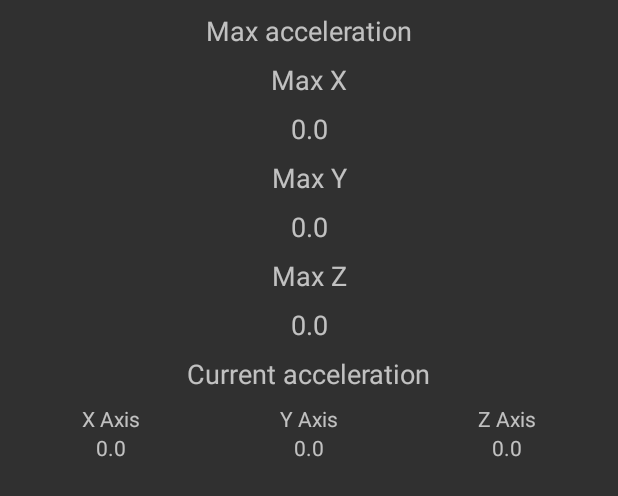
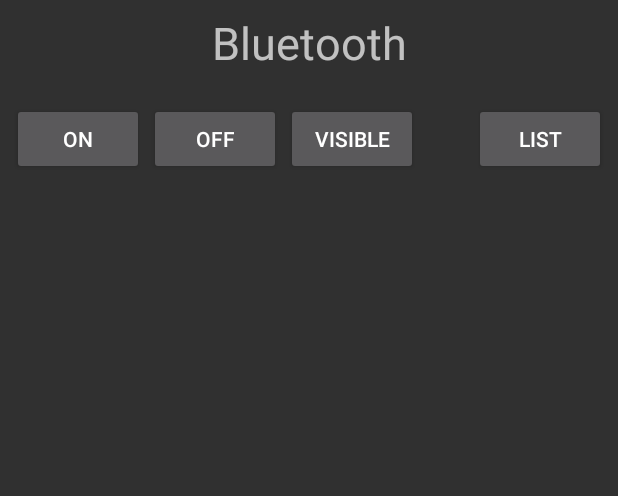
Before and after one commit to jjhernandez-usj/MasterTSA, an Android app: the layout activity_main.xml on its own in the app's theme, with its tools: preview values and no code run, on a phone screen of 412 x 824 dp. Shown: the top 496 px of the screen. Run offline under Robolectric (Android 15) with nearby library versions, the phone set to English and light mode, and no system bars.

Commit message:
404 finished

```diff
--- a/app/src/main/AndroidManifest.xml
+++ b/app/src/main/AndroidManifest.xml
@@ -1,5 +1,10 @@
 <?xml version="1.0" encoding="utf-8"?>
 <manifest xmlns:android="http://schemas.android.com/apk/res/android">
+
+    <uses-permission android:name="android.permission.BLUETOOTH" />
+    <uses-permission android:name="android.permission.BLUETOOTH_CONNECT" />
+    <uses-permission
+        android:name="android.permission.BLUETOOTH_ADMIN" />
 
     <application
         android:allowBackup="true"
--- a/app/src/main/res/layout/activity_main.xml
+++ b/app/src/main/res/layout/activity_main.xml
@@ -6,176 +6,68 @@
     android:layout_width="match_parent"
     android:layout_height="match_parent"
     tools:context=".MainActivity">
+    <Button
+        android:id="@+id/btnOff"
+        android:layout_width="wrap_content"
+        android:layout_height="wrap_content"
+        android:layout_marginStart="3dp"
+        android:layout_marginTop="20dp"
+        android:text="@string/off"
+        app:layout_constraintStart_toEndOf="@+id/btnOn"
+        app:layout_constraintTop_toBottomOf="@+id/tvTitle"/>
+
+    <Button
+        android:id="@+id/btnOn"
+        android:layout_width="wrap_content"
+        android:layout_height="wrap_content"
+        android:layout_marginStart="8dp"
+        android:layout_marginTop="20dp"
+        android:text="@string/on"
+        app:layout_constraintStart_toStartOf="parent"
+        app:layout_constraintTop_toBottomOf="@+id/tvTitle"/>
+
+    <Button
+        android:id="@+id/btnVisible"
+        android:layout_width="wrap_content"
+        android:layout_height="wrap_content"
+        android:layout_marginStart="3dp"
+        android:layout_marginTop="20dp"
+        android:text="@string/visible"
+        app:layout_constraintStart_toEndOf="@+id/btnOff"
+        app:layout_constraintTop_toBottomOf="@+id/tvTitle"/>
+    <Button
+        android:id="@+id/btnList"
+        android:layout_width="wrap_content"
+        android:layout_height="wrap_content"
+        android:layout_marginTop="20dp"
+        android:layout_marginEnd="8dp"
+        android:text="@string/list"
+        app:layout_constraintEnd_toEndOf="parent"
+        app:layout_constraintTop_toBottomOf="@+id/tvTitle"/>
+    <ListView
+        android:id="@+id/lv"
+        android:layout_width="0dp"
+        android:layout_height="0dp"
+        android:layout_marginStart="16dp"
+        android:layout_marginTop="8dp"
+        android:layout_marginEnd="16dp"
+        android:layout_marginBottom="8dp"
+        app:layout_constraintBottom_toBottomOf="parent"
+        app:layout_constraintEnd_toEndOf="parent"
+        app:layout_constraintStart_toStartOf="parent"
+        app:layout_constraintTop_toBottomOf="@+id/btnVisible" />
 
     <TextView
         android:id="@+id/tvTitle"
         android:layout_width="wrap_content"
         android:layout_height="wrap_content"
+        android:layout_marginStart="8dp"
         android:layout_marginTop="8dp"
-        android:text="@string/max_acceleration"
-        android:textSize="18sp"
+        android:layout_marginEnd="8dp"
+        android:text="@string/bluetooth"
+        android:textAlignment="center"
+        android:textSize="30sp"
         app:layout_constraintEnd_toEndOf="parent"
-        app:layout_constraintHorizontal_bias="0.5"
         app:layout_constraintStart_toStartOf="parent"
         app:layout_constraintTop_toTopOf="parent" />
-
-    <TextView
-        android:id="@+id/tvMaxX"
-        android:layout_width="wrap_content"
-        android:layout_height="wrap_content"
-        android:layout_marginTop="8dp"
-        android:text="@string/max_X"
-        android:textSize="18sp"
-        app:layout_constraintEnd_toEndOf="parent"
-        app:layout_constraintHorizontal_bias="0.5"
-        app:layout_constraintStart_toStartOf="parent"
-        app:layout_constraintTop_toBottomOf="@+id/tvTitle" />
-
-    <TextView
-        android:id="@+id/tvMaxY"
-        android:layout_width="wrap_content"
-        android:layout_height="wrap_content"
-        android:layout_marginTop="8dp"
-        android:text="@string/max_Y"
-        android:textSize="18sp"
-        app:layout_constraintEnd_toEndOf="parent"
-        app:layout_constraintHorizontal_bias="0.5"
-        app:layout_constraintStart_toStartOf="parent"
-        app:layout_constraintTop_toBottomOf="@+id/maxX" />
-
-    <TextView
-        android:id="@+id/maxX"
-        android:layout_width="wrap_content"
-        android:layout_height="wrap_content"
-        android:layout_marginTop="8dp"
-        android:text="@string/_0_0"
-        android:textSize="18sp"
-        app:layout_constraintEnd_toEndOf="parent"
-        app:layout_constraintHorizontal_bias="0.5"
-        app:layout_constraintStart_toStartOf="parent"
-        app:layout_constraintTop_toBottomOf="@+id/tvMaxX" />
-
-    <TextView
-        android:id="@+id/maxZ"
-        android:layout_width="wrap_content"
-        android:layout_height="wrap_content"
-        android:layout_marginTop="8dp"
-        android:text="@string/_0_0"
-        android:textSize="18sp"
-        app:layout_constraintEnd_toEndOf="parent"
-        app:layout_constraintHorizontal_bias="0.5"
-        app:layout_constraintStart_toStartOf="parent"
-        app:layout_constraintTop_toBottomOf="@+id/tvMaxZ" />
-
-    <TextView
-        android:id="@+id/maxY"
-        android:layout_width="wrap_content"
-        android:layout_height="wrap_content"
-        android:layout_marginTop="8dp"
-        android:text="@string/_0_0"
-        android:textSize="18sp"
-        app:layout_constraintEnd_toEndOf="parent"
-        app:layout_constraintHorizontal_bias="0.5"
-        app:layout_constraintStart_toStartOf="parent"
-        app:layout_constraintTop_toBottomOf="@+id/tvMaxY" />
-
-    <TextView
-        android:id="@+id/tvMaxZ"
-        android:layout_width="wrap_content"
-        android:layout_height="wrap_content"
-        android:layout_marginTop="8dp"
-        android:text="@string/max_Z"
-        android:textSize="18sp"
-        app:layout_constraintEnd_toEndOf="parent"
-        app:layout_constraintHorizontal_bias="0.5"
-        app:layout_constraintStart_toStartOf="parent"
-        app:layout_constraintTop_toBottomOf="@+id/maxY" />
-
-    <TextView
-        android:id="@+id/tvCurrentAcceleration"
-        android:layout_width="wrap_content"
-        android:layout_height="wrap_content"
-        android:layout_marginTop="8dp"
-        android:text="@string/current_acceleration"
-        android:textSize="18sp"
-        app:layout_constraintEnd_toEndOf="parent"
-        app:layout_constraintHorizontal_bias="0.5"
-        app:layout_constraintStart_toStartOf="parent"
-        app:layout_constraintTop_toBottomOf="@+id/maxZ" />
-
-    <LinearLayout
-        android:id="@+id/linearLayout"
-        android:layout_width="0dp"
-        android:layout_height="wrap_content"
-        android:layout_marginEnd="8dp"
-        android:layout_marginStart="8dp"
-        android:layout_marginTop="8dp"
-        android:layout_weight="3"
-        android:baselineAligned="false"
-        android:gravity="center_horizontal"
-        android:orientation="horizontal"
-        app:layout_constraintEnd_toEndOf="parent"
-        app:layout_constraintStart_toStartOf="parent"
-        app:layout_constraintTop_toBottomOf="@+id/tvCurrentAcceleration">
-
-    <LinearLayout
-        android:layout_width="match_parent"
-        android:layout_height="match_parent"
-        android:layout_weight="1"
-        android:orientation="vertical">
-
-        <TextView
-            android:id="@+id/tvXAxis"
-            android:layout_width="match_parent"
-            android:layout_height="wrap_content"
-            android:text="@string/XAxis"
-            android:textAlignment="center" />
-
-        <TextView
-            android:id="@+id/currentX"
-            android:layout_width="match_parent"
-            android:layout_height="wrap_content"
-            android:text="@string/_0_0"
-            android:textAlignment="center" />
-    </LinearLayout>
-
-    <LinearLayout
-        android:layout_width="match_parent"
-        android:layout_height="match_parent"
-        android:layout_weight="1"
-        android:orientation="vertical">
-
-        <TextView
-            android:id="@+id/tvYAxis"
-            android:layout_width="match_parent"
-            android:layout_height="wrap_content"
-            android:text="@string/YAxis"
-            android:textAlignment="center" />
-
-        <TextView
-            android:id="@+id/currentY"
-            android:layout_width="match_parent"
-            android:layout_height="wrap_content"
-            android:text="@string/_0_0"
-            android:textAlignment="center" />
-    </LinearLayout>
-    <LinearLayout
-            android:layout_width="match_parent"
-            android:layout_height="match_parent"
-            android:layout_weight="1"
-            android:orientation="vertical">
-            <TextView
-                android:id="@+id/tvZAxis"
-                android:layout_width="match_parent"
-                android:layout_height="wrap_content"
-                android:text="@string/ZAxis"
-                android:textAlignment="center" />
-            <TextView
-                android:id="@+id/currentZ"
-                android:layout_width="match_parent"
-                android:layout_height="wrap_content"
-                android:text="@string/_0_0"
-                android:textAlignment="center" />
-    </LinearLayout>
-    </LinearLayout>
 </androidx.constraintlayout.widget.ConstraintLayout>
--- a/app/src/main/res/values/strings.xml
+++ b/app/src/main/res/values/strings.xml
@@ -9,4 +9,9 @@
     <string name="XAxis">X Axis</string>
     <string name="YAxis">Y Axis</string>
     <string name="ZAxis">Z Axis</string>
+    <string name="off">Off</string>
+    <string name="on">On</string>
+    <string name="visible">Visible</string>
+    <string name="list">List</string>
+    <string name="bluetooth">Bluetooth</string>
 </resources>
```
Also changed, not shown: app/src/main/java/es/usj/jjhernandez/mastertsa/MainActivity.kt (+64 -96 lines).
